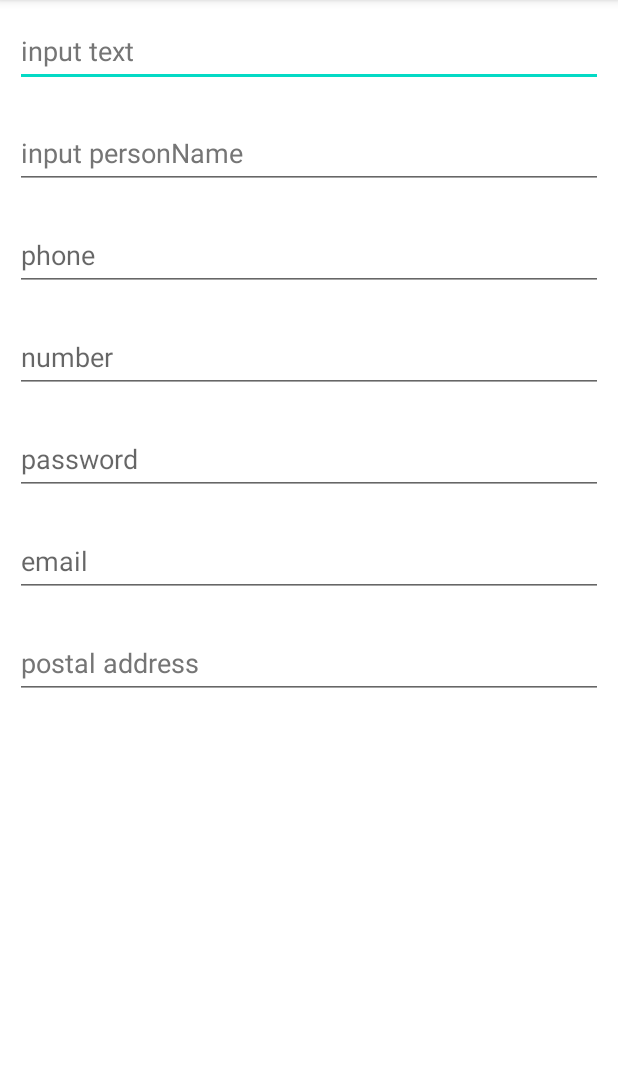
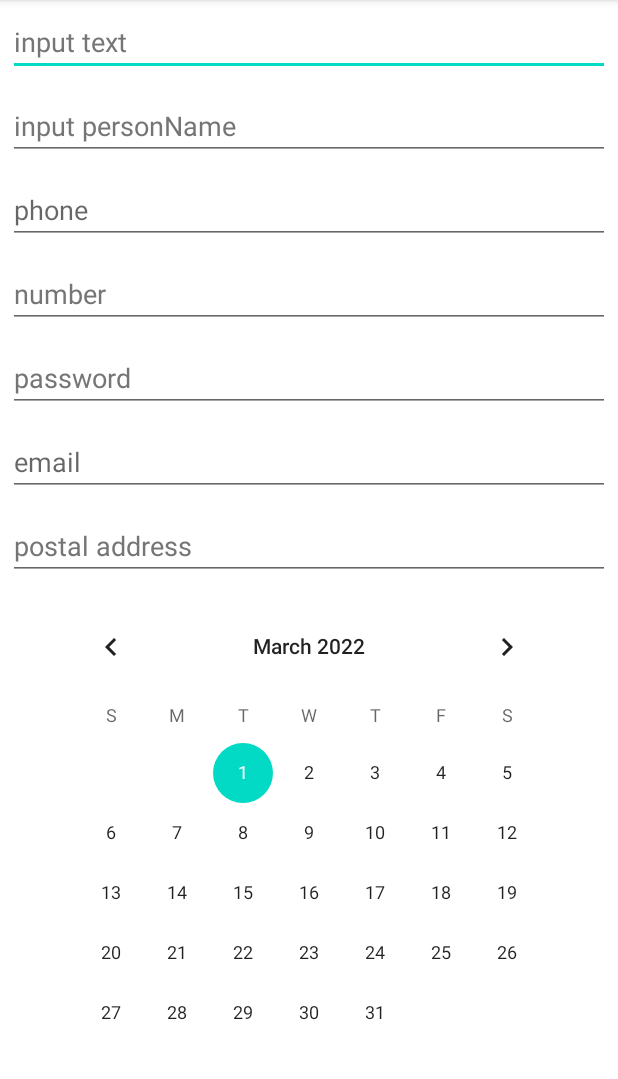
Before and after one commit to viktormel/HelloGeekBrains, an Android app: the screen it shows after launch (MainActivity), on a phone screen of 412 x 824 dp, the part 84-1163 px from its top. Run offline under Robolectric (Android 15) with nearby library versions, the phone set to English and light mode, and no system bars.

Commit message:
Выполнено задание 3

```diff
--- a/app/src/main/res/layout/adress_activity.xml
+++ b/app/src/main/res/layout/adress_activity.xml
@@ -1,5 +1,6 @@
 <?xml version="1.0" encoding="utf-8"?>
 <LinearLayout xmlns:android="http://schemas.android.com/apk/res/android"
+    xmlns:tools="http://schemas.android.com/tools"
     android:orientation="vertical"
     android:layout_width="match_parent"
     android:layout_height="match_parent">
@@ -7,67 +8,82 @@
     <EditText
         android:layout_width="match_parent"
         android:layout_height="wrap_content"
-        android:layout_margin="10dp"
+        android:layout_margin="5dp"
         android:hint="@string/input_text"
         android:importantForAutofill="no"
         android:inputType="text"
-        android:minHeight="48dp"
-        android:textColorHint="#757575" />
+        android:minHeight="32dp"
+        android:textColorHint="#757575"
+        tools:ignore="TouchTargetSizeCheck" />
 
     <EditText
         android:layout_width="match_parent"
         android:layout_height="wrap_content"
-        android:layout_margin="10dp"
+        android:layout_margin="5dp"
         android:hint="@string/input_person_name"
+        android:importantForAutofill="no"
         android:inputType="textPersonName"
-        android:minHeight="48dp"
+        android:minHeight="32dp"
         android:textColorHint="#757575"
-        android:importantForAutofill="no" />
+        tools:ignore="TouchTargetSizeCheck" />
 
     <EditText
         android:layout_width="match_parent"
         android:layout_height="wrap_content"
-        android:layout_margin="10dp"
+        android:layout_margin="5dp"
         android:hint="@string/phone"
+        android:importantForAutofill="no"
         android:inputType="phone"
-        android:minHeight="48dp"
-        android:importantForAutofill="no" />
+        android:minHeight="32dp"
+        tools:ignore="TouchTargetSizeCheck" />
 
     <EditText
         android:layout_width="match_parent"
         android:layout_height="wrap_content"
-        android:layout_margin="10dp"
+        android:layout_margin="5dp"
         android:hint="@string/number"
+        android:importantForAutofill="no"
         android:inputType="number"
-        android:minHeight="48dp"
-        android:importantForAutofill="no" />
+        android:minHeight="32dp"
+        android:textColorHint="#757575"
+        tools:ignore="TouchTargetSizeCheck" />
 
     <EditText
         android:layout_width="match_parent"
         android:layout_height="wrap_content"
-        android:layout_margin="10dp"
+        android:layout_margin="5dp"
         android:hint="@string/password"
+        android:importantForAutofill="no"
         android:inputType="textPassword"
-        android:minHeight="48dp"
-        android:importantForAutofill="no" />
+        android:minHeight="32dp"
+        android:textColorHint="#757575"
+        tools:ignore="TouchTargetSizeCheck" />
 
     <EditText
         android:layout_width="match_parent"
         android:layout_height="wrap_content"
-        android:layout_margin="10dp"
+        android:layout_margin="5dp"
         android:hint="@string/email"
+        android:importantForAutofill="no"
         android:inputType="textEmailAddress"
-        android:minHeight="48dp"
-        android:importantForAutofill="no" />
+        android:minHeight="32dp"
+        tools:ignore="TouchTargetSizeCheck" />
 
     <EditText
         android:layout_width="match_parent"
         android:layout_height="wrap_content"
-        android:layout_margin="10dp"
+        android:layout_margin="5dp"
         android:hint="@string/postal_address"
         android:importantForAutofill="no"
         android:inputType="textPostalAddress"
-        android:minHeight="48dp"
-        android:textColorHint="#757575" />
+        android:minHeight="32dp"
+        android:textColorHint="#757575"
+        tools:ignore="TouchTargetSizeCheck" />
+
+    <CalendarView
+        android:layout_width="wrap_content"
+        android:layout_height="wrap_content"
+        android:layout_margin="5dp"
+        android:layout_gravity="center"/>
 
 </LinearLayout>
```
